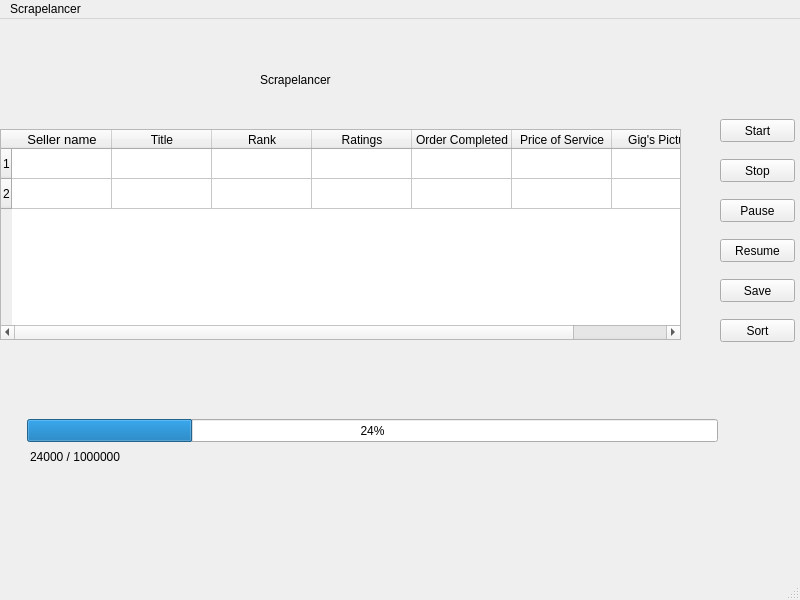
Above: Gui.ui from mkhuzaima/CS261F21PID39 before the change. Below: the same form after it.
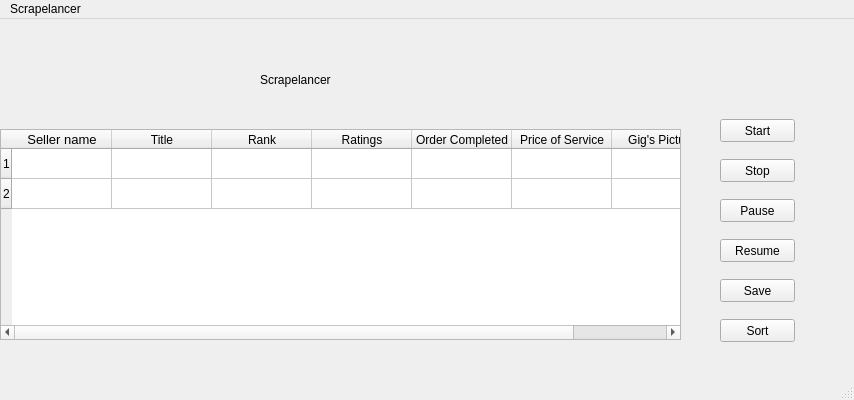
That is the form after the change.

Diff of the .ui file:
```diff
--- a/Gui.ui
+++ b/Gui.ui
@@ -6,8 +6,8 @@
    <rect>
     <x>0</x>
     <y>0</y>
-    <width>800</width>
-    <height>600</height>
+    <width>854</width>
+    <height>400</height>
    </rect>
   </property>
   <property name="windowTitle">
@@ -209,7 +209,7 @@
     <rect>
      <x>0</x>
      <y>0</y>
-     <width>800</width>
+     <width>854</width>
      <height>21</height>
     </rect>
    </property>
```
